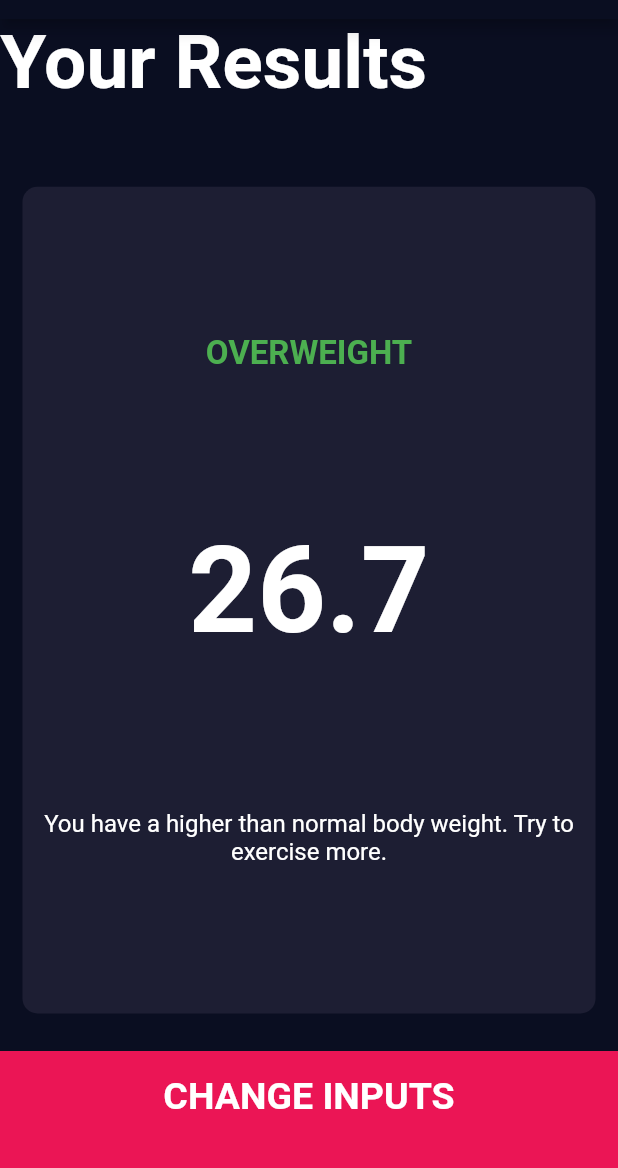
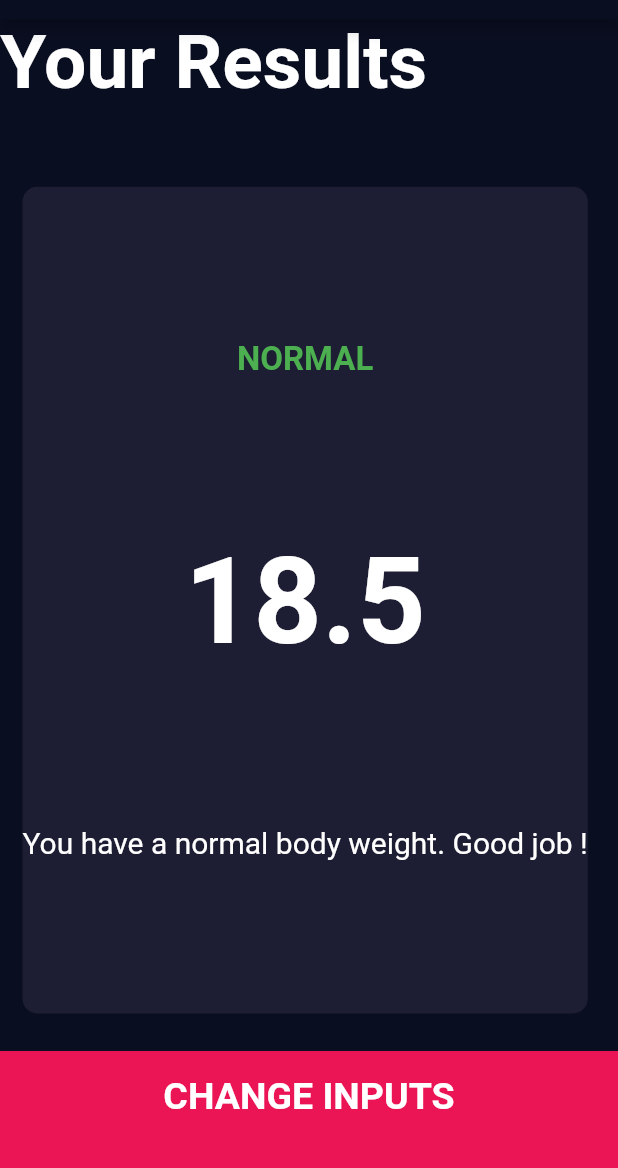
Before and after one commit to kheldar666/flutter-course, a Flutter app: the screen it shows after launch, after a tap on "CALCULATE", on a phone screen of 412 x 824 dp, the part 65-1233 px from its top. Run offline on Flutter 3.47's test engine with Material 2 defaults, Android fonts, the phone set to English and light mode, and no system bars; our stand-ins replace audioplayers, font_awesome_flutter.

Commit message:
Add basic calculation and finalize project

```diff
--- a/bmi-calculator-flutter/lib/constants.dart
+++ b/bmi-calculator-flutter/lib/constants.dart
@@ -17,7 +17,7 @@ const kResultTextStyle = TextStyle(
 );
 
 const kResultCommentStyle = TextStyle(
-  fontSize: 16,
+  fontSize: 20,
 );
 
 const kNumberStyle = TextStyle(
--- a/bmi-calculator-flutter/lib/pages/input_page.dart
+++ b/bmi-calculator-flutter/lib/pages/input_page.dart
@@ -1,9 +1,11 @@
 import 'package:bmi_calculator/components/bottom_button.dart';
 import 'package:bmi_calculator/constants.dart';
 import 'package:bmi_calculator/components/custom_icon_content.dart';
+import 'package:bmi_calculator/main.dart';
 import 'package:bmi_calculator/pages/results_page.dart';
 import 'package:bmi_calculator/components/reusable_card.dart';
 import 'package:bmi_calculator/components/round_icon_button.dart';
+import 'package:bmi_calculator/services/calculator.dart';
 import 'package:flutter/material.dart';
 import 'package:font_awesome_flutter/font_awesome_flutter.dart';
 
@@ -190,9 +192,13 @@ class _InputPageState extends State<InputPage> {
           ),
           BottomButton(
             onTap: () {
+              Calculator calc = Calculator(weight: weight, height: height);
               Navigator.push(
                 context,
-                MaterialPageRoute(builder: (context) => ResultsPage()),
+                MaterialPageRoute(
+                    builder: (context) => ResultsPage(
+                          calculator: calc,
+                        )),
               );
             },
             title: 'CALCULATE',
--- a/bmi-calculator-flutter/lib/pages/results_page.dart
+++ b/bmi-calculator-flutter/lib/pages/results_page.dart
@@ -1,10 +1,18 @@
 import 'package:bmi_calculator/components/bottom_button.dart';
 import 'package:bmi_calculator/constants.dart';
 import 'package:bmi_calculator/components/reusable_card.dart';
+import 'package:bmi_calculator/main.dart';
+import 'package:bmi_calculator/services/calculator.dart';
 import 'package:flutter/material.dart';
 import 'package:flutter/painting.dart';
 
 class ResultsPage extends StatelessWidget {
+  final Calculator calculator;
+
+  ResultsPage({
+    @required this.calculator,
+  });
+
   @override
   Widget build(BuildContext context) {
     return Scaffold(
@@ -33,16 +41,15 @@ class ResultsPage extends StatelessWidget {
                 crossAxisAlignment: CrossAxisAlignment.center,
                 children: [
                   Text(
-                    'OVERWEIGHT',
+                    calculator.getResults().toUpperCase(),
                     style: kResultTextStyle,
                   ),
                   Text(
-                    '26.7',
+                    calculator.calculate(),
                     style: kResultNumberStyle,
                   ),
                   Text(
-                    'You have a higher than normal body '
-                    'weight. Try to exercise more.',
+                    calculator.getComments(),
                     style: kResultCommentStyle,
                     textAlign: TextAlign.center,
                   )
--- /dev/null
+++ b/bmi-calculator-flutter/lib/services/calculator.dart
@@ -0,0 +1,44 @@
+import 'dart:math';
+
+class Calculator {
+  final int height;
+  final int weight;
+  double _bmi;
+
+  Calculator({this.height, this.weight});
+
+  String calculate() {
+    _bmi = weight / pow(height / 100, 2);
+    return _bmi.toStringAsFixed(1);
+  }
+
+  String getResults() {
+    if (_bmi == null) {
+      calculate();
+    }
+
+    if (_bmi >= 25) {
+      return 'Overweight';
+    } else if (_bmi > 18.5) {
+      return 'Normal';
+    } else {
+      return 'Underweight';
+    }
+  }
+
+  String getComments() {
+    if (_bmi == null) {
+      calculate();
+    }
+
+    if (_bmi >= 25) {
+      return 'You have a higher than normal body '
+          'weight. Try to exercise more.';
+    } else if (_bmi > 18.5) {
+      return 'You have a normal body weight. Good job !';
+    } else {
+      return 'You have a lower than normal body '
+          'weight. You can eat a bit more.';
+    }
+  }
+}
```
